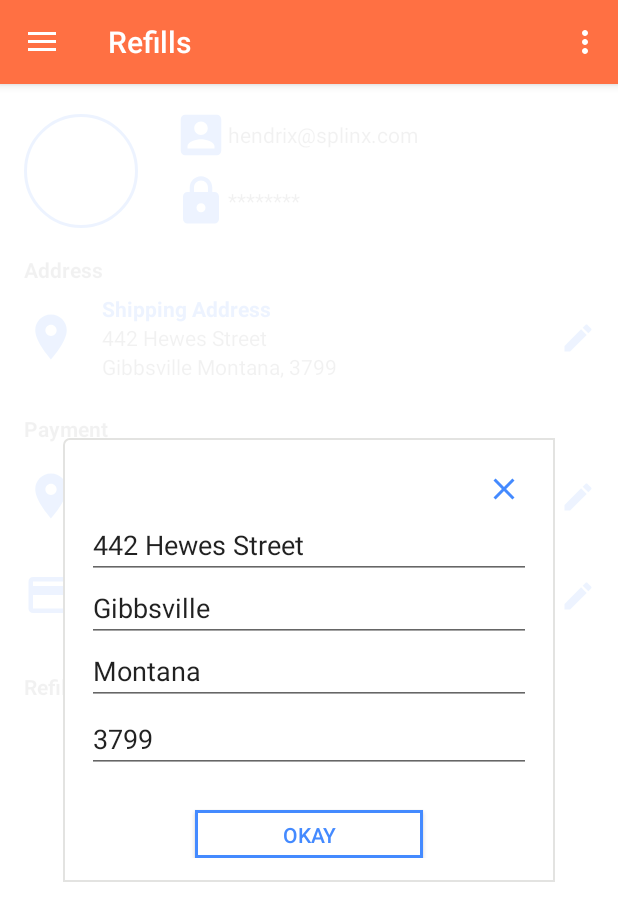
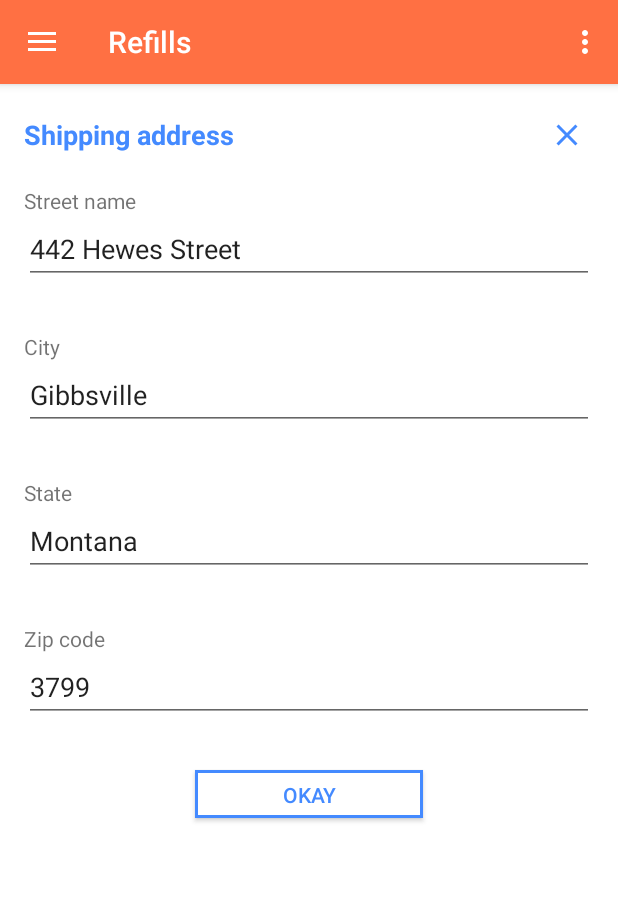
Before and after one commit to cs160-berkeley/Group-2-Project, an Android app: the fragment SettingsFragment placed in its activity, after a tap on an icon or button, on a phone screen of 412 x 824 dp. Shown: the top 921 px of the screen. Run offline under Robolectric (Android 15) with nearby library versions, the phone set to English and light mode, and no system bars; our stand-ins replace CircleImageView; libraries missing offline, so code that uses them is left out: com.astuetz, com.github.mikephil.charting; Roboto replaces fonts that are not available here; 108 statements that could not run were skipped; 2 other taps on this screen came first.

Commit message:
Create edit forms for settings page.

```diff
--- a/PillPal/mobile/src/main/java/com/example/group2/pillpal/PhoneListenerService.java
+++ b/PillPal/mobile/src/main/java/com/example/group2/pillpal/PhoneListenerService.java
@@ -3,6 +3,7 @@ package com.example.group2.pillpal;
 import android.app.Service;
 import android.content.Intent;
 import android.os.IBinder;
+import android.support.v4.content.LocalBroadcastManager;
 import android.util.Log;
 
 import com.google.android.gms.wearable.MessageEvent;
@@ -25,9 +26,13 @@ public class PhoneListenerService extends WearableListenerService {
     public void onMessageReceived(MessageEvent messageEvent) {
         System.out.println("UGHHHH");
         if (messageEvent.getPath().equalsIgnoreCase( REFILL_ARRIVAL )) {
+
             currentUser.refillHistory.add(currentUser.currentRefillRequest);
             currentUser.currentRefillRequest = new HashMap<String, String>();
             currentUser.refillRequested = false;
+            Intent intent = new Intent();
+            intent.setAction("UPDATE");
+            LocalBroadcastManager.getInstance(this).sendBroadcast(intent);
             // UPDATE USER
         } else if (messageEvent.getPath().equalsIgnoreCase( SNOOZE )) {
             // Snooze Alarm
--- a/PillPal/mobile/src/main/java/com/example/group2/pillpal/RefillHistoryArrayAdapter.java
+++ b/PillPal/mobile/src/main/java/com/example/group2/pillpal/RefillHistoryArrayAdapter.java
@@ -1,7 +1,43 @@
 package com.example.group2.pillpal;
+
+import android.app.AlarmManager;
+import android.app.PendingIntent;
+import android.content.Context;
+import android.content.Intent;
+import android.view.LayoutInflater;
+import android.view.View;
+import android.view.ViewGroup;
+import android.widget.ArrayAdapter;
+import android.widget.ImageView;
+import android.widget.TextView;
+
+import java.util.ArrayList;
+import java.util.Calendar;
+import java.util.HashMap;
 
 /**
  * Created by unzi on 5/4/16.
  */
-public class RefillHistoryArrayAdapter {
+public class RefillHistoryArrayAdapter extends ArrayAdapter<HashMap<String, String>> {
+    private static UserInstance currentUser;
+
+    public RefillHistoryArrayAdapter(Context context, ArrayList<HashMap<String, String>> entries) {
+        super(context, R.layout.refill_entry, entries);
+        currentUser = UserInstance.getInstance();
+    }
+
+    @Override
+    public View getView(final int position, final View convertView, ViewGroup parent) {
+
+        View rowLayout = LayoutInflater.from(getContext()).inflate(R.layout.refill_entry, parent, false);
+        HashMap<String, String> entry = getItem(position);
+
+        TextView prescription_name = (TextView) rowLayout.findViewById(R.id.prescription_name);
+        TextView prescription_date = (TextView) rowLayout.findViewById(R.id.prescription_date);
+        prescription_name.setText(entry.get("name"));
+        prescription_date.setText(entry.get("date"));
+
+        return rowLayout;
+    }
+
 }
--- a/PillPal/mobile/src/main/java/com/example/group2/pillpal/SettingsFragment.java
+++ b/PillPal/mobile/src/main/java/com/example/group2/pillpal/SettingsFragment.java
@@ -13,6 +13,7 @@ import android.widget.EditText;
 import android.widget.ImageButton;
 import android.widget.ImageView;
 import android.widget.LinearLayout;
+import android.widget.ListView;
 import android.widget.RelativeLayout;
 import android.widget.TextView;
 
@@ -199,7 +200,9 @@ public class SettingsFragment extends Fragment {
         ShippingStateEditText.setText(mShippingAddress.get("state"));
         ShippingZipEditText.setText(mShippingAddress.get("zip"));
 
-        EditText cardNumberTextEdit = (EditText) view.findViewById(R.id.cardNumberTextEdit);
+        ListView listView = (ListView) view.findViewById(R.id.refill_history);
+        RefillHistoryArrayAdapter adapter = new RefillHistoryArrayAdapter(getActivity(), currentUser.refillHistory);
+        listView.setAdapter(adapter);
     }
 
     // Button Methods
--- a/PillPal/mobile/src/main/res/layout/refill_entry.xml
+++ b/PillPal/mobile/src/main/res/layout/refill_entry.xml
@@ -1,5 +1,6 @@
 <?xml version="1.0" encoding="utf-8"?>
 <LinearLayout xmlns:android="http://schemas.android.com/apk/res/android"
+    android:id="@+id/refill_entry"
     android:orientation="horizontal"
     android:background="@color/white"
     android:layout_width="match_parent"
--- a/PillPal/mobile/src/main/res/layout/set_shipping_address.xml
+++ b/PillPal/mobile/src/main/res/layout/set_shipping_address.xml
@@ -1,21 +1,24 @@
 <?xml version="1.0" encoding="utf-8"?>
 <LinearLayout xmlns:android="http://schemas.android.com/apk/res/android"
-    android:background="@color/overlay"
+    android:background="@color/white"
     android:layout_width="match_parent"
     android:layout_height="match_parent"
     android:orientation="vertical"
     android:gravity="center"
     android:id="@+id/set_shipping_address">
-    <LinearLayout
-        android:layout_width="328dp"
-        android:layout_height="296dp"
-        android:orientation="vertical"
-        android:layout_gravity="center|center_horizontal"
-        android:padding="16dp"
-        android:background="@drawable/alerts_background">
+
     <RelativeLayout
         android:layout_width="match_parent"
-            android:layout_height="match_parent">
+        android:layout_height="wrap_content"
+        android:orientation="vertical">
+        <TextView
+            android:layout_width="match_parent"
+            android:layout_height="36dp"
+            android:textSize="18dp"
+            android:textColor="@color/colorAccent"
+            android:textStyle="bold"
+            android:gravity="center_vertical"
+            android:text="Shipping address" />
         <ImageButton
             android:id="@+id/cancel_edit_shipping"
             android:background="@color/white"
@@ -23,43 +26,59 @@
             android:layout_height="36dp"
             android:layout_alignParentRight="true"
             android:src="@drawable/ic_close_24dp" />
+        </RelativeLayout>
+        <LinearLayout
+            android:layout_width="match_parent"
+            android:layout_height="match_parent"
+            android:layout_marginTop="16dp"
+            android:orientation="vertical">
+            <TextView
+                android:layout_width="match_parent"
+                android:layout_height="wrap_content"
+                android:text="Street name"
+                android:textColor="@color/textSecondary"/>
             <EditText
                 android:id="@+id/shipping_street_name"
-            android:layout_height="42dp"
                 android:layout_width="match_parent"
-            android:layout_below="@id/cancel_edit_shipping"
-            android:hint="Street address"/>
-
+                android:layout_height="46dp"
+                android:layout_marginBottom="32dp"/>
+            <TextView
+                android:layout_width="match_parent"
+                android:layout_height="wrap_content"
+                android:text="City"
+                android:textColor="@color/textSecondary"/>
             <EditText
                 android:id="@+id/shipping_city"
-            android:layout_below="@id/shipping_street_name"
                 android:layout_width="match_parent"
-            android:layout_height="42dp"
-            android:hint="City"/>
-
+                android:layout_height="46dp"
+                android:layout_marginBottom="32dp" />
+            <TextView
+                android:layout_width="match_parent"
+                android:layout_height="wrap_content"
+                android:text="State"
+                android:textColor="@color/textSecondary"/>
             <EditText
                 android:id="@+id/shipping_state"
-            android:layout_below="@id/shipping_city"
                 android:layout_width="match_parent"
-            android:layout_height="42dp"
-            android:hint="State" />
-
+                android:layout_height="46dp"
+                android:layout_marginBottom="32dp" />
+            <TextView
+                android:layout_width="match_parent"
+                android:layout_height="wrap_content"
+                android:text="Zip code"
+                android:textColor="@color/textSecondary"/>
             <EditText
                 android:id="@+id/shipping_zip"
-            android:layout_below="@id/shipping_state"
                 android:layout_width="match_parent"
-            android:layout_height="wrap_content"
-            android:hint="Zip code"/>
-
+                android:layout_height="46dp"
+                android:layout_marginBottom="32dp" />
             <Button
                 android:layout_width="152dp"
                 android:layout_height="32dp"
-            android:layout_centerHorizontal="true"
-            android:layout_alignParentBottom="true"
+                android:layout_gravity="center"
                 android:text="Okay"
                 android:id="@+id/confirm_edit_shipping"
                 android:background="@drawable/button_style"
                 android:textColor="@drawable/button_text_style"/>
-        </RelativeLayout>
         </LinearLayout>
 </LinearLayout>
--- a/PillPal/mobile/src/main/res/layout/settings_fragment.xml
+++ b/PillPal/mobile/src/main/res/layout/settings_fragment.xml
@@ -45,7 +45,7 @@
                         <ImageView
                             android:layout_width="36dp"
                             android:layout_height="36dp"
-                            android:layout_marginLeft="8dp"
+                            android:layout_marginRight="8dp"
                             android:src="@drawable/ic_account_box_24dp"
                             android:tint="@color/colorAccent"
                             android:id="@+id/usernameIcon"
@@ -70,7 +70,7 @@
                             android:layout_alignParentLeft="true"
                             android:layout_width="36dp"
                             android:layout_height="36dp"
-                            android:layout_marginLeft="8dp"
+                            android:layout_marginRight="8dp"
                             android:src="@drawable/ic_lock_24dp"
                             android:tint="@color/colorAccent"
                             android:id="@+id/passwordIcon"
@@ -309,11 +309,13 @@
                     android:text="Refill History"
                     android:textStyle="bold" />
                 <ListView
+                    android:id="@+id/refill_history"
+                    android:layout_below="@id/refillsTitle"
                     android:layout_width="match_parent"
-                    android:layout_height="wrap_content">
+                    android:layout_height="wrap_content"
+                    android:scrollbars="none">
                 </ListView>
             </RelativeLayout>
-
 
         </RelativeLayout>
 
@@ -322,4 +324,5 @@
     <include layout="@layout/set_shipping_address" />
     <include layout="@layout/set_credit_card" />
 
+
 </FrameLayout>
--- a/PillPal/mobile/src/main/res/values/colors.xml
+++ b/PillPal/mobile/src/main/res/values/colors.xml
@@ -5,6 +5,7 @@
     <color name="colorAccent">#448AFF</color>
     <color name="colorTestosterone">#00E676</color>
     <color name="white">#FFFFFF</color>
+    <color name="colorControlNormal">#c5c5c5</color>
     <color name="overlay">#E6FFFFFF</color>
     <color name="textPrimary">#CC000000</color>
     <color name="textSecondary">#8C000000</color>
--- a/PillPal/wear/src/main/res/layout/round_activity_refill_confirmation.xml
+++ b/PillPal/wear/src/main/res/layout/round_activity_refill_confirmation.xml
@@ -40,7 +40,7 @@
             android:layout_height="wrap_content"
             android:layout_alignParentRight="true"
             android:layout_marginRight="20dp"
-            android:layout_marginTop="90dp"
+            android:layout_marginTop="70dp"
             android:src="@mipmap/ic_logo"/>
 
     </RelativeLayout>
```
Also changed, not shown: PillPal/mobile/src/main/java/com/example/group2/pillpal/RefillsFragment.java (+37 -13 lines), PillPal/mobile/src/main/res/layout/refills_fragment.xml (+0 -12 lines), PillPal/mobile/src/main/res/layout/set_billing_address.xml (+47 -28 lines), PillPal/mobile/src/main/res/layout/set_credit_card.xml (+26 -23 lines). Lines whose indentation alone changed are shown as unchanged.
